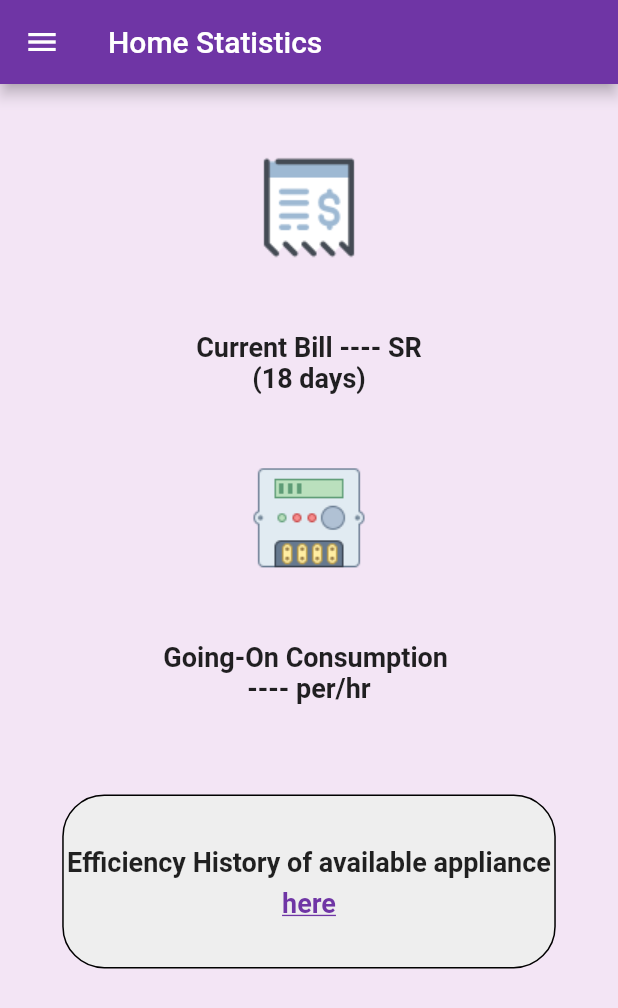
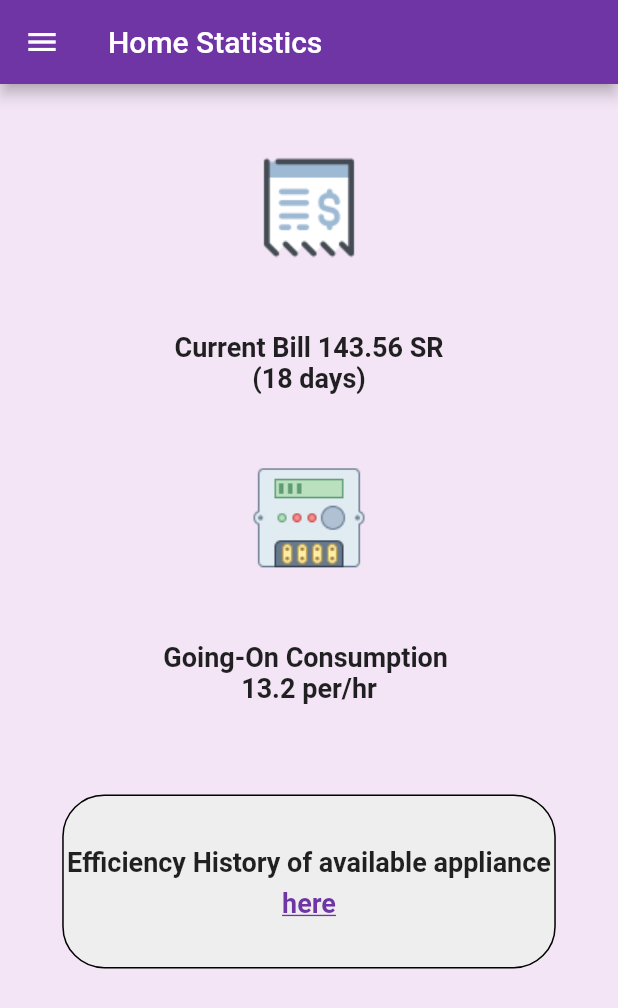
Before and after one commit to abdullahgolam/NEM, a Flutter app: the HomeStatistics screen opened directly, on a phone screen of 412 x 824 dp. Shown: the top 1008 px of the screen. Run offline on Flutter 3.47's test engine with Material 2 defaults, Android fonts, the phone set to English and light mode, and no system bars; our stand-ins replace flutter_svg.

Commit message:
updatd home page

```diff
--- a/nem/lib/Screens/HomeStatistics/home_statistics.dart
+++ b/nem/lib/Screens/HomeStatistics/home_statistics.dart
@@ -34,7 +34,7 @@ class _HomeStatisticsState extends State<HomeStatistics> {
                 height: size.height * 0.20,
               ),
               Text(
-                "Current Bill ---- SR",
+                "Current Bill 143.56 SR",
                 style: TextStyle(fontWeight: FontWeight.bold, fontSize: 18),
               ),
               Text(
@@ -50,7 +50,7 @@ class _HomeStatisticsState extends State<HomeStatistics> {
                 style: TextStyle(fontWeight: FontWeight.bold, fontSize: 18),
               ),
               Text(
-                "---- per/hr",
+                "13.2 per/hr",
                 style: TextStyle(fontWeight: FontWeight.bold, fontSize: 18),
               ),
               SizedBox(
```
